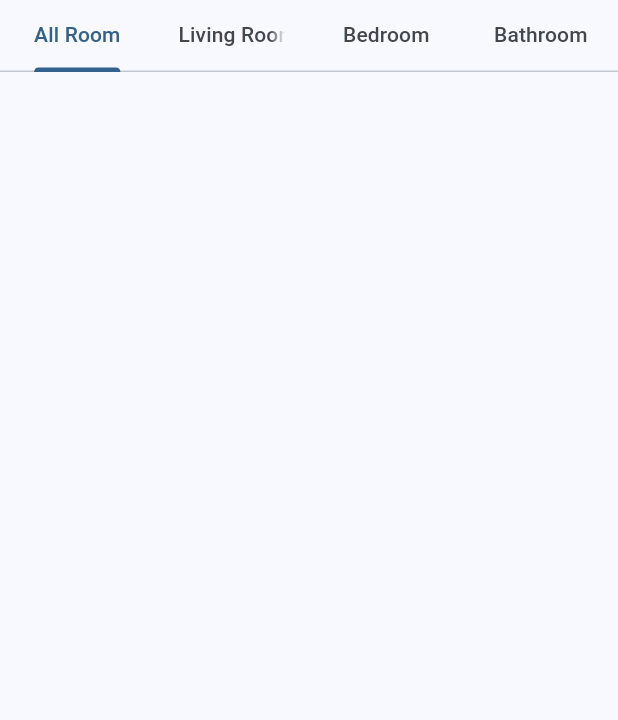
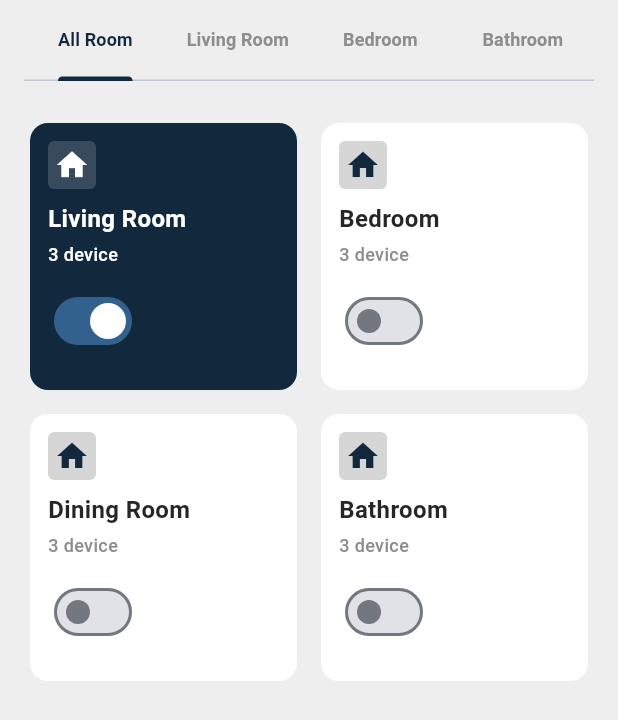
Before and after one commit to laugramaglia/flutter-challenge, a Flutter app: the screen it shows after launch, on a phone screen of 412 x 824 dp. Shown: the top 720 px of the screen. Run offline on Flutter 3.47's test engine with Material 2 defaults, Android fonts, the phone set to English and light mode, and no system bars.

Commit message:
home layout almost complete.

```diff
--- a/lib/api/api.dart
+++ b/lib/api/api.dart
@@ -1,9 +1,9 @@
-import 'dart:io';
+// import 'dart:io';
 
-class Api {
-  static Future<String> readJsonFile(String path) async {
-    final file = File(path);
-    final contents = await file.readAsString();
-    return contents;
-  }
-}
+// class Api {
+//   static Future<String> readJsonFile(String path) async {
+//     final file = File(path);
+//     final contents = await file.readAsString();
+//     return contents;
+//   }
+// }
--- a/lib/constants/app_colors.dart
+++ b/lib/constants/app_colors.dart
@@ -1,7 +1,8 @@
 import 'package:flutter/material.dart';
 
+const Color screenBgKColor = Color(0xFFEEEEEE);
 const Color primaryKColor = Color(0xFF12283D);
 const Color defaultTextKColor = Color(0xFF262626);
 const Color textLightKColor = Color(0xFF8D8D8D);
 const Color deactivateColor = Color(0xFFCCCCCC);
-const Color whiteKColor = Color(0xFFCCCCCC);
+const Color whiteKColor = Color(0xFFFFFFFF);
--- a/lib/constants/app_list.dart
+++ b/lib/constants/app_list.dart
@@ -1,6 +1,18 @@
+import 'package:flutter/material.dart';
+
+import '../models/room.dart';
+import 'room_type_eum.dart';
+
 const List<String> appTabBarTitles = [
   'All Room',
   'Living Room',
   'Bedroom',
   'Bathroom',
 ];
+
+final List<Room> roomList = [
+  Room(true, 'Living Room', '3 device', RoomType.living, Icons.home),
+  Room(false, 'Bedroom', '3 device', RoomType.bed, Icons.home),
+  Room(false, 'Dining Room', '3 device', RoomType.all, Icons.home),
+  Room(false, 'Bathroom', '3 device', RoomType.bath, Icons.home),
+];
--- /dev/null
+++ b/lib/constants/room_type_eum.dart
@@ -0,0 +1,14 @@
+/// Enumeration of room types commonly found in residential and architectural contexts.
+enum RoomType {
+  /// Represents all types of rooms without specific categorization.
+  all,
+
+  /// Represents a living room, a space designed for relaxation and socializing.
+  living,
+
+  /// Represents a bedroom, a private space for sleeping and rest.
+  bed,
+
+  /// Represents a bathroom, a room for personal hygiene activities.
+  bath,
+}
--- a/lib/home_screen.dart
+++ b/lib/home_screen.dart
@@ -1,25 +1,133 @@
 import 'package:flutter/material.dart';
 
+import 'constants/app_colors.dart';
 import 'constants/app_list.dart';
+import 'constants/room_type_eum.dart';
+import 'models/room.dart';
+import 'views/widgets/room_card.dart';
 
-class HomeScreen extends StatelessWidget {
+// import 'constants/app_list.dart';
+
+class HomeScreen extends StatefulWidget {
   const HomeScreen({super.key});
+
+  @override
+  State<HomeScreen> createState() => _HomeScreenState();
+}
+
+class _HomeScreenState extends State<HomeScreen> {
+  late List<Room> allRooms;
+  late List<Room> livingRooms;
+  late List<Room> bedRooms;
+  late List<Room> bathRooms;
+
+  @override
+  void initState() {
+    allRooms = roomList;
+    livingRooms = roomList.where((element) => element.roomType == RoomType.living).toList();
+    bedRooms = roomList.where((element) => element.roomType == RoomType.bed).toList();
+    bathRooms = roomList.where((element) => element.roomType == RoomType.bath).toList();
+    super.initState();
+  }
 
   @override
   Widget build(BuildContext context) {
     return DefaultTabController(
       length: 4,
       child: Scaffold(
-        body: Column(
+        backgroundColor: screenBgKColor,
+        body: Padding(
+          padding: const EdgeInsets.fromLTRB(16.0, 0, 16, 0),
+          child: Column(
             children: [
-            TabBar(
+              SizedBox(
+                height: 54.0,
+                child: TabBar(
+                  labelColor: primaryKColor,
+                  indicatorColor: primaryKColor,
+                  unselectedLabelColor: textLightKColor,
+                  isScrollable: false,
+                  labelPadding: EdgeInsets.zero,
+                  labelStyle: const TextStyle(
+                    fontWeight: FontWeight.w700,
+                    fontSize: 12,
+                  ),
                   tabs: appTabBarTitles
                       .map(
-                    (e) => Tab(text: e),
+                        (e) => Tab(
+                          text: e,
+                        ),
                       )
                       .toList(),
-            )
+                ),
+              ),
+              const SizedBox(height: 24),
+              Expanded(
+                child: TabBarView(
+                  children: [
+                    GridView.builder(
+                      gridDelegate: const SliverGridDelegateWithFixedCrossAxisCount(
+                        crossAxisSpacing: 8,
+                        mainAxisSpacing: 8,
+                        crossAxisCount: 2,
+                      ),
+                      itemCount: allRooms.length, // Number of items
+                      itemBuilder: (context, index) {
+                        return RoomCard(
+                          title: allRooms[index].title,
+                          subTitle: allRooms[index].subTitle,
+                          icon: allRooms[index].icon,
+                          isActive: allRooms[index].isActive,
+                        );
+                      },
+                    ),
+                    GridView.builder(
+                      gridDelegate: const SliverGridDelegateWithFixedCrossAxisCount(
+                        crossAxisCount: 2,
+                      ),
+                      itemCount: livingRooms.length, // Number of items
+                      itemBuilder: (context, index) {
+                        return RoomCard(
+                          title: livingRooms[index].title,
+                          subTitle: livingRooms[index].subTitle,
+                          icon: livingRooms[index].icon,
+                          isActive: livingRooms[index].isActive,
+                        );
+                      },
+                    ),
+                    GridView.builder(
+                      gridDelegate: const SliverGridDelegateWithFixedCrossAxisCount(
+                        crossAxisCount: 2,
+                      ),
+                      itemCount: bedRooms.length, // Number of items
+                      itemBuilder: (context, index) {
+                        return RoomCard(
+                          title: bedRooms[index].title,
+                          subTitle: bedRooms[index].subTitle,
+                          icon: bedRooms[index].icon,
+                          isActive: bedRooms[index].isActive,
+                        );
+                      },
+                    ),
+                    GridView.builder(
+                      gridDelegate: const SliverGridDelegateWithFixedCrossAxisCount(
+                        crossAxisCount: 2,
+                      ),
+                      itemCount: bathRooms.length, // Number of items
+                      itemBuilder: (context, index) {
+                        return RoomCard(
+                          title: bathRooms[index].title,
+                          subTitle: bathRooms[index].subTitle,
+                          icon: bathRooms[index].icon,
+                          isActive: bathRooms[index].isActive,
+                        );
+                      },
+                    ),
                   ],
+                ),
+              ),
+            ],
+          ),
         ),
       ),
     );
--- /dev/null
+++ b/lib/models/room.dart
@@ -0,0 +1,13 @@
+import 'package:flutter/material.dart';
+
+import '../constants/room_type_eum.dart';
+
+class Room {
+  final bool isActive;
+  final String title;
+  final String subTitle;
+  final RoomType roomType;
+  final IconData icon;
+
+  Room(this.isActive, this.title, this.subTitle, this.roomType, this.icon);
+}
--- a/lib/views/widgets/room_card.dart
+++ b/lib/views/widgets/room_card.dart
@@ -3,16 +3,7 @@ import 'package:flutter/material.dart';
 import '../../constants/app_colors.dart';
 
 class RoomCard extends StatelessWidget {
-  const RoomCard(
-      {super.key,
-      required this.bgColor,
-      required this.textColor,
-      required this.title,
-      required this.subTitle,
-      required this.isActive,
-      required this.icon});
-  final Color bgColor;
-  final Color textColor;
+  const RoomCard({super.key, required this.title, required this.subTitle, required this.isActive, required this.icon});
   final String title;
   final String subTitle;
   final bool isActive;
@@ -21,31 +12,39 @@ class RoomCard extends StatelessWidget {
   @override
   Widget build(BuildContext context) {
     return Card(
+      color: isActive ? primaryKColor : whiteKColor,
+      elevation: 0,
       child: Padding(
-        padding: const EdgeInsets.all(8),
+        padding: const EdgeInsets.all(12),
         child: Column(
+          crossAxisAlignment: CrossAxisAlignment.start,
           children: [
             Container(
               width: 32.0,
               height: 32.0,
-              color: deactivateColor,
+              decoration: BoxDecoration(
+                color: isActive ? whiteKColor.withOpacity(0.16) : Colors.black.withOpacity(0.16),
+                borderRadius: BorderRadius.circular(4),
+              ),
               child: Icon(
                 icon,
-                color: textColor,
+                color: isActive ? whiteKColor : primaryKColor,
               ),
             ),
+            const SizedBox(height: 8),
             Text(
               title,
               style: TextStyle(
-                color: textColor,
+                color: isActive ? whiteKColor : defaultTextKColor,
                 fontWeight: FontWeight.w700,
                 fontSize: 16.0,
               ),
             ),
+            const SizedBox(height: 4),
             Text(
               subTitle,
               style: TextStyle(
-                color: bgColor == primaryKColor ? textLightKColor : whiteKColor,
+                color: isActive ? whiteKColor : textLightKColor,
                 fontSize: 12.0,
                 fontWeight: FontWeight.w500,
               ),
```
Also changed, not shown: pubspec.lock. Lines whose indentation alone changed are shown as unchanged.
